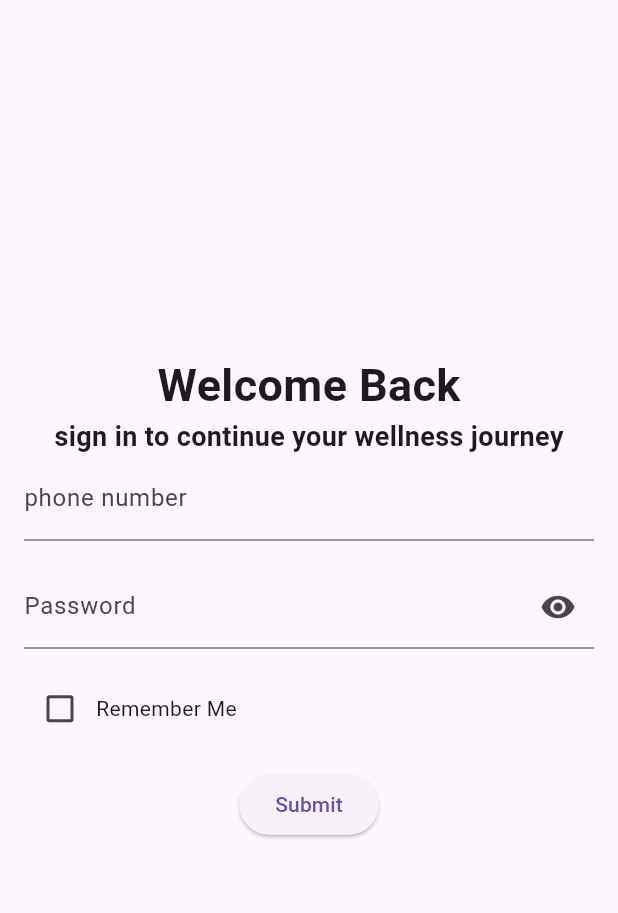
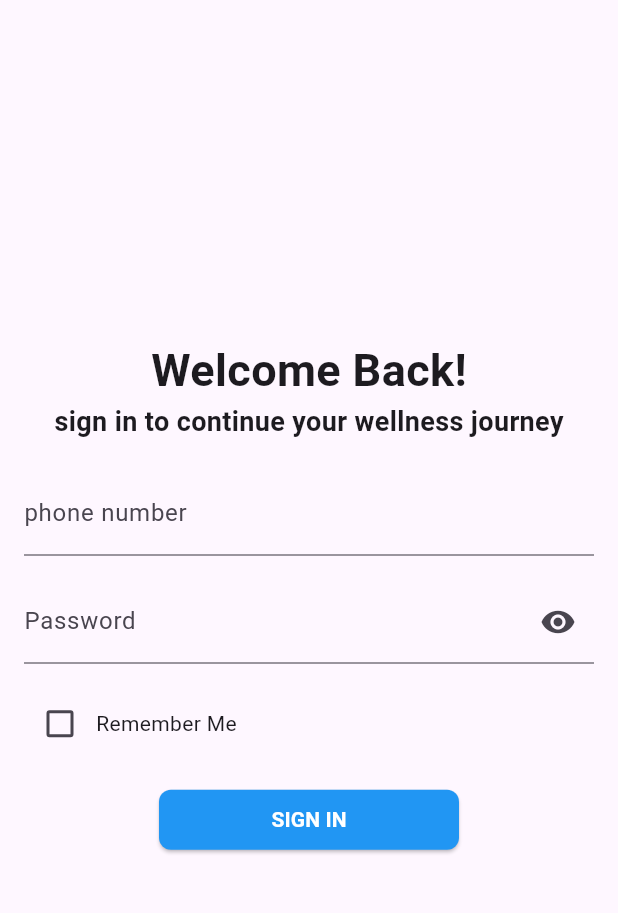
Before and after one commit to SREEYUKTHA-SNL/login, a Flutter app: the screen it shows after launch, on a phone screen of 412 x 824 dp, the part 63-976 px from its top. Run offline on Flutter 3.47's test engine with Material 3 defaults, Android fonts, the phone set to English and light mode, and no system bars; our stand-ins replace shared_preferences.

Commit message:
last commit

```diff
--- a/lib/view/login_page.dart
+++ b/lib/view/login_page.dart
@@ -3,7 +3,6 @@ import 'package:login/view_model/visibility_provider.dart';
 import 'package:provider/provider.dart';
 import 'package:shared_preferences/shared_preferences.dart';
 import 'blank_page.dart';
-
 
 class LoginPage extends StatefulWidget {
   const LoginPage({Key? key}) : super(key: key);
@@ -62,13 +61,20 @@ class _LoginPageState extends State<LoginPage> {
       body: Padding(
         padding: const EdgeInsets.all(16.0),
         child: Column(
-
           crossAxisAlignment: CrossAxisAlignment.center,
           mainAxisAlignment: MainAxisAlignment.center,
           children: [
-            Text('Welcome Back',style: TextStyle(fontSize: 30,fontWeight: FontWeight.bold),),
-            Text('sign in to continue your wellness journey',style: TextStyle(fontSize: 18,fontWeight: FontWeight.bold),),
-
+            Text(
+              'Welcome Back!',
+              style: TextStyle(fontSize: 30, fontWeight: FontWeight.bold),
+            ),
+            Text(
+              'sign in to continue your wellness journey',
+              style: TextStyle(fontSize: 18, fontWeight: FontWeight.bold),
+            ),
+            SizedBox(
+              height: 20,
+            ),
             TextField(
               controller: _usernameController,
               decoration: const InputDecoration(labelText: 'phone number'),
@@ -105,9 +111,25 @@ class _LoginPageState extends State<LoginPage> {
             ),
             const SizedBox(height: 16),
             Center(
-              child: ElevatedButton(
-                onPressed: _onSubmit,
-                child: const Text('Submit'),
+              child: SizedBox(
+                width: 200,
+                child: ElevatedButton(
+                  onPressed: _onSubmit,
+                  style: ElevatedButton.styleFrom(
+                  backgroundColor: Colors.blue,
+                  shape: RoundedRectangleBorder(
+                    borderRadius: BorderRadius.circular(8),
+                  ),
+
+                ),
+                child: const Text(
+                  'SIGN IN',
+                  style: TextStyle(
+                    color: Colors.white,
+                    fontWeight: FontWeight.bold,
+                  ),
+                ),
+                ),
               ),
             ),
           ],
```
